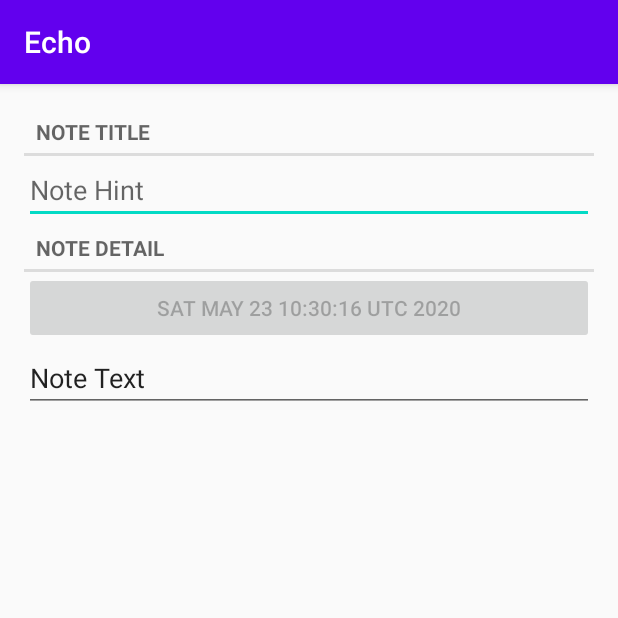
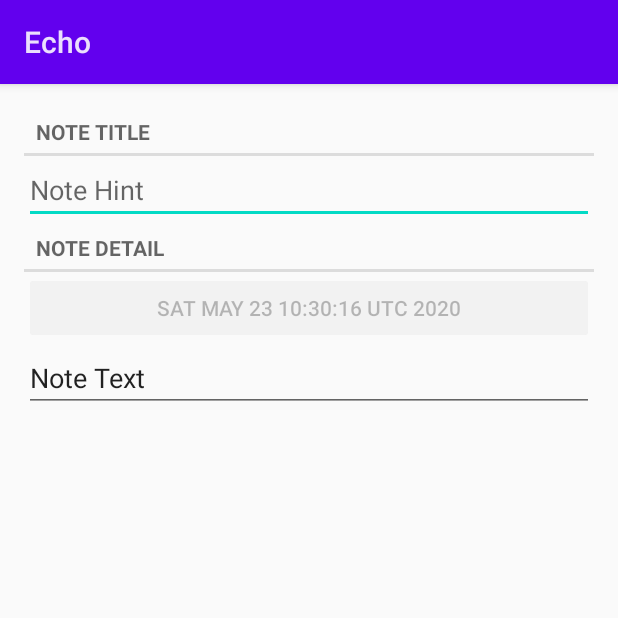
Before and after one commit to agi-templar/Echo, an Android app: the CreateNoteFragment screen opened directly, with no data from a screen before it, on a phone screen of 412 x 824 dp, the top half of it. Run offline under Robolectric (Android 15) with nearby library versions, the phone set to English and light mode, and no system bars.

```diff
--- a/app/src/main/AndroidManifest.xml
+++ b/app/src/main/AndroidManifest.xml
@@ -8,11 +8,10 @@
         android:label="@string/app_name"
         android:roundIcon="@mipmap/ic_launcher_round"
         android:supportsRtl="true"
-        android:theme="@style/AppTheme">
+        android:theme="@style/Theme.Apptheme">
         <activity
             android:name=".NoteListActivity"
-            android:label="@string/app_name"
-            android:theme="@style/AppTheme.NoActionBar">
+            android:label="@string/app_name">
             <intent-filter>
                 <action android:name="android.intent.action.MAIN" />
 
--- a/app/src/main/java/com/example/echo/CreateNoteFragment.java
+++ b/app/src/main/java/com/example/echo/CreateNoteFragment.java
@@ -9,19 +9,22 @@ import android.view.ViewGroup;
 import android.widget.Button;
 import android.widget.EditText;
 
-import androidx.annotation.NonNull;
-import androidx.annotation.Nullable;
-import androidx.fragment.app.Fragment;
+import android.support.v4.app.Fragment;
+import android.support.v4.app.FragmentManager;
+import android.support.v7.widget.LinearLayoutManager;
+import android.support.v7.widget.RecyclerView;
+
+import android.support.v4.app.FragmentActivity;
 
 /**
  * Author:Ruibo Liu(ruibo.liu.gr@dartmoputh.edu)
- * <p>
+ *
  * Licensed under the Apache License,Version2.0(the"License");
  * you may not use this file except in compliance with the License.
  * You may obtain a copy of the License at
- * <p>
+ *
  * http://www.apache.org/licenses/LICENSE-2.0
- * <p>
+ *
  * Unless required by applicable law or agreed to in writing, software
  * distributed under the License is distributed on an "AS IS" BASIS,
  * WITHOUT WARRANTIES OR CONDITIONS OF ANY KIND, either express or implied.
@@ -35,14 +38,13 @@ public class CreateNoteFragment extends Fragment {
     private Button mDateButton;
 
     @Override
-    public void onCreate(@Nullable Bundle savedInstanceState) {
+    public void onCreate(Bundle savedInstanceState) {
         super.onCreate(savedInstanceState);
         mNote = new Note();
     }
 
-    @Nullable
     @Override
-    public View onCreateView(@NonNull LayoutInflater inflater, @Nullable ViewGroup container, @Nullable Bundle savedInstanceState) {
+    public View onCreateView(LayoutInflater inflater, ViewGroup container, Bundle savedInstanceState) {
         View view = inflater.inflate(R.layout.fragment_note, container, false);
 
         mTitleField = view.findViewById(R.id.note_title);
--- a/app/src/main/java/com/example/echo/Note.java
+++ b/app/src/main/java/com/example/echo/Note.java
@@ -2,13 +2,13 @@ package com.example.echo;
 
 /**
  * Author:Ruibo Liu(ruibo.liu.gr@dartmoputh.edu)
- * <p>
+ *
  * Licensed under the Apache License,Version2.0(the"License");
  * you may not use this file except in compliance with the License.
  * You may obtain a copy of the License at
- * <p>
+ *
  * http://www.apache.org/licenses/LICENSE-2.0
- * <p>
+ *
  * Unless required by applicable law or agreed to in writing, software
  * distributed under the License is distributed on an "AS IS" BASIS,
  * WITHOUT WARRANTIES OR CONDITIONS OF ANY KIND, either express or implied.
--- a/app/src/main/java/com/example/echo/NoteFactory.java
+++ b/app/src/main/java/com/example/echo/NoteFactory.java
@@ -6,9 +6,9 @@ package com.example.echo;
  * Licensed under the Apache License,Version2.0(the"License");
  * you may not use this file except in compliance with the License.
  * You may obtain a copy of the License at
- * <p>
+ *
  * http://www.apache.org/licenses/LICENSE-2.0
- * <p>
+ *
  * Unless required by applicable law or agreed to in writing, software
  * distributed under the License is distributed on an "AS IS" BASIS,
  * WITHOUT WARRANTIES OR CONDITIONS OF ANY KIND, either express or implied.
@@ -42,7 +42,7 @@ public class NoteFactory {
         mNotes = new ArrayList<>();
         for (int i = 0; i < 100; i++) {
             Note note = new Note();
-            note.setTitle("Crime #" + i);
+            note.setTitle("Note #" + i);
             note.setNoteText("Notes text here!");
             mNotes.add(note);
         }
--- a/app/src/main/java/com/example/echo/SingleFragmentActivity.java
+++ b/app/src/main/java/com/example/echo/SingleFragmentActivity.java
@@ -1,32 +1,35 @@
 package com.example.echo;
+
 
 import android.os.Bundle;
 
-import androidx.annotation.Nullable;
-import androidx.appcompat.app.AppCompatActivity;
-import androidx.fragment.app.Fragment;
-import androidx.fragment.app.FragmentManager;
+import android.support.v4.app.Fragment;
+import android.support.v4.app.FragmentManager;
+import android.support.v7.widget.LinearLayoutManager;
+import android.support.v7.widget.RecyclerView;
+
+import android.support.v4.app.FragmentActivity;
 
 /**
  * Author:Ruibo Liu(ruibo.liu.gr@dartmoputh.edu)
- * <p>
+ *
  * Licensed under the Apache License,Version2.0(the"License");
  * you may not use this file except in compliance with the License.
  * You may obtain a copy of the License at
- * <p>
+ *
  * http://www.apache.org/licenses/LICENSE-2.0
- * <p>
+ *
  * Unless required by applicable law or agreed to in writing, software
  * distributed under the License is distributed on an "AS IS" BASIS,
  * WITHOUT WARRANTIES OR CONDITIONS OF ANY KIND, either express or implied.
  * See the License for the specific language governing permissions and
  * limitations under the License.
  */
-public abstract class SingleFragmentActivity extends AppCompatActivity {
+public abstract class SingleFragmentActivity extends FragmentActivity {
     protected abstract Fragment createFragment();
 
     @Override
-    protected void onCreate(@Nullable Bundle savedInstanceState) {
+    protected void onCreate(Bundle savedInstanceState) {
         super.onCreate(savedInstanceState);
         setContentView(R.layout.activity_fragment);
 
--- a/app/src/main/res/values/dimens.xml
+++ b/app/src/main/res/values/dimens.xml
@@ -1,3 +1,5 @@
 <resources>
-    <dimen name="fab_margin">16dp</dimen>
+    <!-- Default screen margins, per the Android Design guidelines. -->
+    <dimen name="activity_horizontal_margin">16dp</dimen>
+    <dimen name="activity_vertical_margin">16dp</dimen>
 </resources>
--- a/app/src/main/res/values/styles.xml
+++ b/app/src/main/res/values/styles.xml
@@ -1,20 +1,9 @@
+<?xml version="1.0" encoding="utf-8"?>
 <resources>
 
-    <!-- Base application theme. -->
-    <style name="AppTheme" parent="Theme.AppCompat.Light.DarkActionBar">
-        <!-- Customize your theme here. -->
-        <item name="colorPrimary">@color/colorPrimary</item>
-        <item name="colorPrimaryDark">@color/colorPrimaryDark</item>
-        <item name="colorAccent">@color/colorAccent</item>
+    <style name="Theme.Apptheme" parent="android:Theme.Material.Light.DarkActionBar">
+        <item name="android:colorPrimary">@color/colorPrimary</item>
+        <item name="android:colorPrimaryDark">@color/colorPrimaryDark</item>
+        <item name="android:colorAccent">@color/colorAccent</item>
     </style>
-
-    <style name="AppTheme.NoActionBar">
-        <item name="windowActionBar">false</item>
-        <item name="windowNoTitle">true</item>
-    </style>
-
-    <style name="AppTheme.AppBarOverlay" parent="ThemeOverlay.AppCompat.Dark.ActionBar" />
-
-    <style name="AppTheme.PopupOverlay" parent="ThemeOverlay.AppCompat.Light" />
-
 </resources>
```
Also changed, not shown: app/build.gradle (+11 -30 lines), app/src/main/java/com/example/echo/CreateNoteActivity.java (+4 -4 lines), app/src/main/java/com/example/echo/NoteListActivity.java (+5 -17 lines), app/src/main/java/com/example/echo/NoteListFragment.java (+13 -13 lines), app/src/main/res/menu/menu_main.xml (deleted, +0 -10 lines), app/src/main/res/navigation/nav_graph.xml (deleted, +0 -28 lines), build.gradle (+6 -2 lines), gradle/wrapper/gradle-wrapper.properties.
